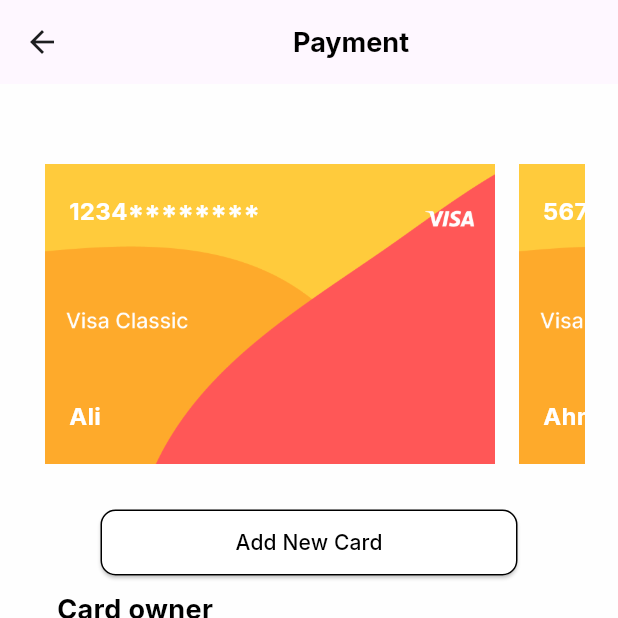
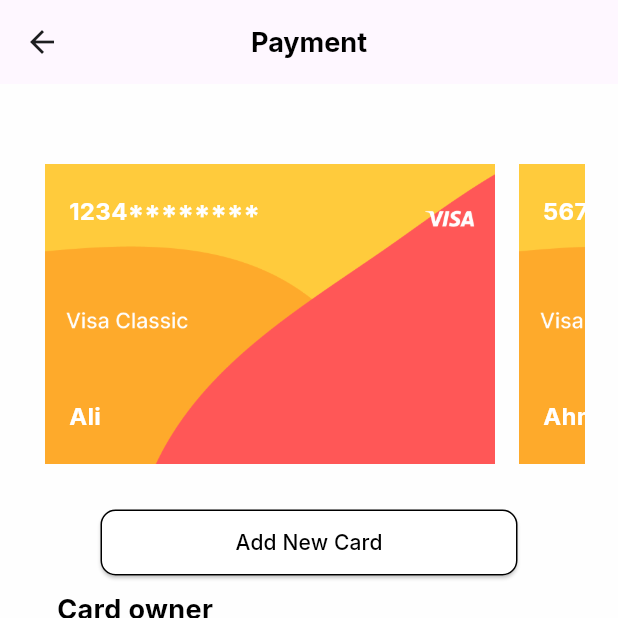
Before and after one commit to eyad-hussein/startUp-app, a Flutter app: the screen it shows after launch, on a phone screen of 412 x 824 dp, the top half of it. Run offline on Flutter 3.47's test engine with Material 3 defaults, Android fonts, the phone set to English and light mode, and no system bars; our stand-ins replace firebase_core, flutter_svg, font_awesome_flutter, get, google_fonts; accounts and stored records are empty.

Commit message:
Completed the payment screen

```diff
--- a/lib/widgets/payment-screen/payment_screen_bar_widget.dart
+++ b/lib/widgets/payment-screen/payment_screen_bar_widget.dart
@@ -8,18 +8,17 @@
   @override
   Widget build(BuildContext context) {
     return AppBar(
+      centerTitle: true, // Center the title
       leading: IconButton(
         onPressed: onBackPress,
         icon: Icon(Icons.arrow_back, color: Theme.of(context).colorScheme.primary),
       ),
-      title: const Center(
-          child: Text(
+      title: const Text(
         "Payment",
         style: TextStyle(
           color: Colors.black,
           fontSize: 18.0, // Adjust the text size as needed
           fontWeight: FontWeight.bold,
-            ),
         ),
       ),
     );
```
Lines whose indentation alone changed are shown as unchanged.
